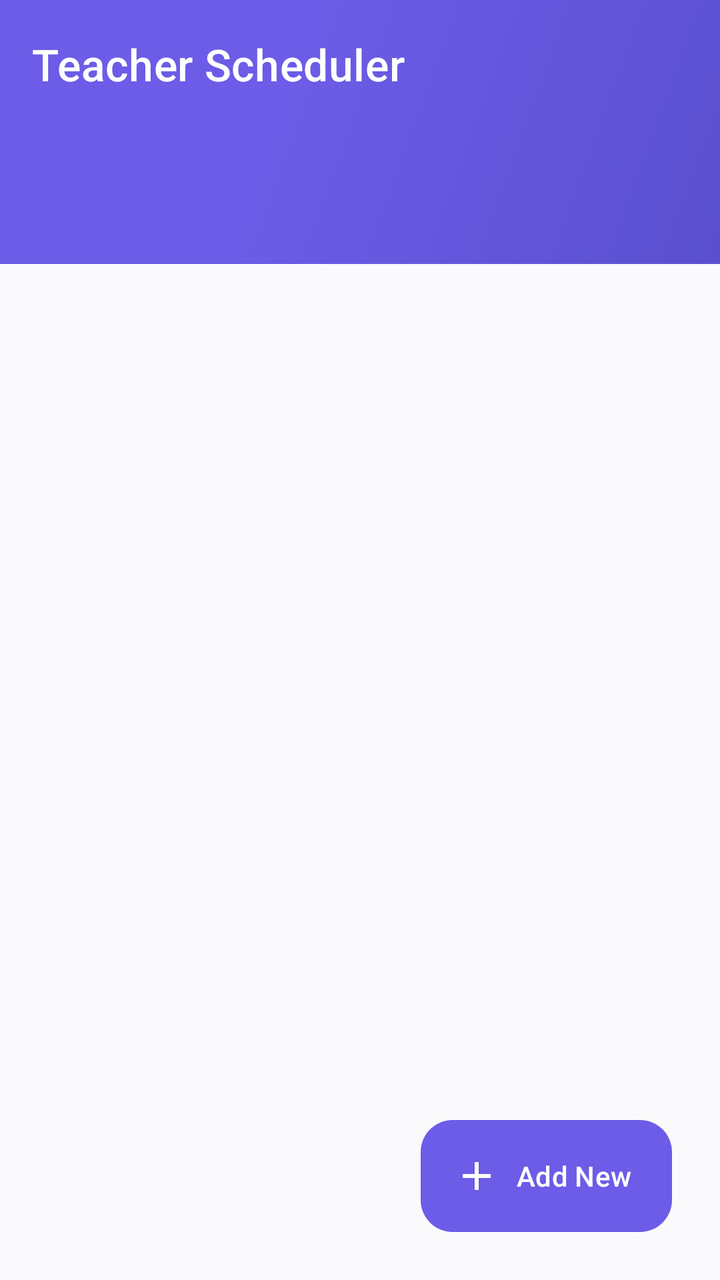
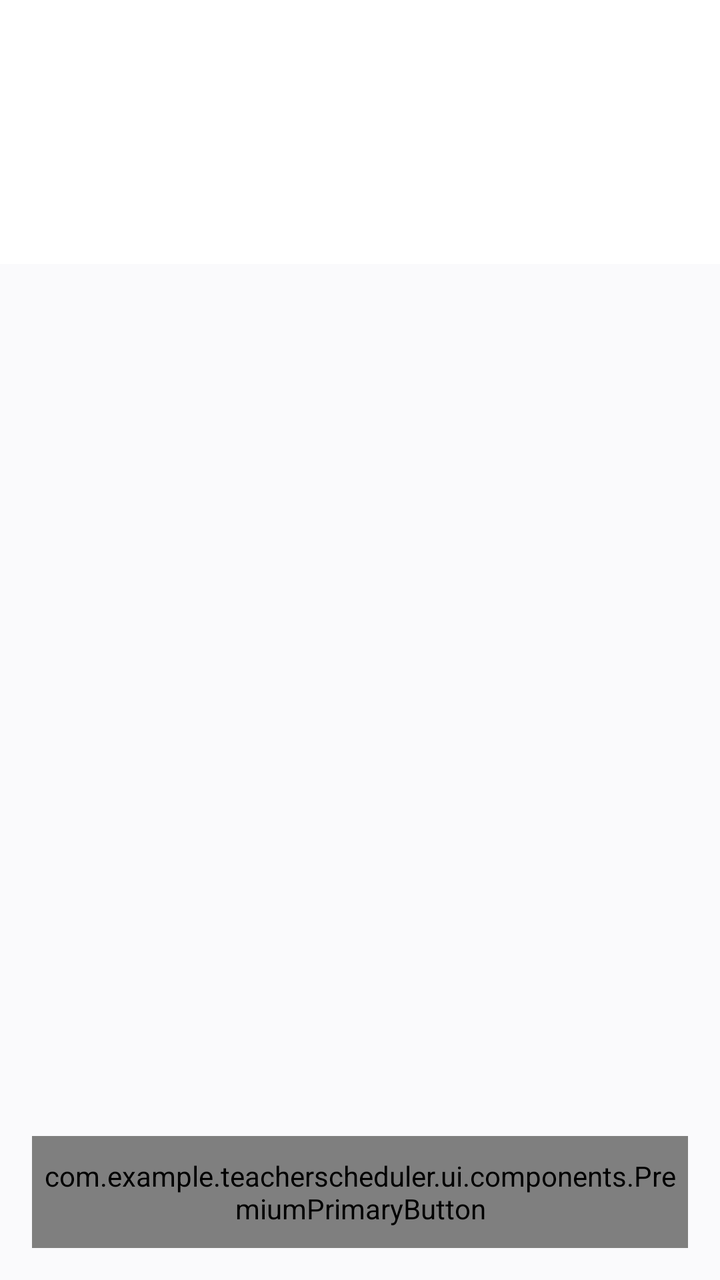

Two renders of the same Android screen: before a commit and after it. Below are the layout's source before the change and the commit's diff.
<!-- AndroidManifest.xml: activity theme AppTheme -->
<!-- res/layout/activity_main.xml -->
<?xml version="1.0" encoding="utf-8"?>
<androidx.coordinatorlayout.widget.CoordinatorLayout xmlns:android="http://schemas.android.com/apk/res/android"
    xmlns:app="http://schemas.android.com/apk/res-auto"
    xmlns:tools="http://schemas.android.com/tools"
    android:layout_width="match_parent"
    android:layout_height="match_parent"
    android:background="@color/background_light"
    tools:context=".MainActivity">

    <com.google.android.material.appbar.AppBarLayout
        android:id="@+id/appBarLayout"
        android:layout_width="match_parent"
        android:layout_height="wrap_content"
        android:background="@drawable/app_bar_gradient"
        android:elevation="4dp"
        android:stateListAnimator="@null"
        android:theme="@style/ThemeOverlay.Material3.Dark.ActionBar">

        <com.google.android.material.card.MaterialCardView
            android:id="@+id/offlineIndicator"
            android:layout_width="match_parent"
            android:layout_height="wrap_content"
            android:visibility="gone"
            app:cardBackgroundColor="#FF9800"
            app:cardElevation="0dp"
            app:cardCornerRadius="0dp">

            <LinearLayout
                android:layout_width="match_parent"
                android:layout_height="wrap_content"
                android:orientation="horizontal"
                android:padding="8dp"
                android:gravity="center">

                <ImageView
                    android:layout_width="16dp"
                    android:layout_height="16dp"
                    android:src="@android:drawable/stat_notify_sync"
                    app:tint="@android:color/white" />

                <TextView
                    android:layout_width="wrap_content"
                    android:layout_height="wrap_content"
                    android:layout_marginStart="8dp"
                    android:text="Offline - Changes will sync when connected"
                    android:textColor="@android:color/white"
                    android:textSize="12sp" />

            </LinearLayout>

        </com.google.android.material.card.MaterialCardView>

        <androidx.appcompat.widget.Toolbar
            android:id="@+id/toolbar"
            android:layout_width="match_parent"
            android:layout_height="?attr/actionBarSize"
            android:background="@android:color/transparent"
            app:layout_scrollFlags="scroll|enterAlways|snap">

            <LinearLayout
                android:layout_width="match_parent"
                android:layout_height="wrap_content"
                android:orientation="horizontal"
                android:gravity="center_vertical">

                <TextView
                    android:layout_width="0dp"
                    android:layout_height="wrap_content"
                    android:layout_weight="1"
                    android:text="Teacher Scheduler"
                    android:textColor="@android:color/white"
                    android:textSize="22sp"
                    android:fontFamily="sans-serif-medium"
                    android:letterSpacing="0.01" />

            </LinearLayout>

        </androidx.appcompat.widget.Toolbar>

        <com.google.android.material.tabs.TabLayout
            android:id="@+id/tabLayout"
            android:layout_width="match_parent"
            android:layout_height="wrap_content"
            android:background="@android:color/transparent"
            android:contentDescription="Navigation tabs"
            android:paddingTop="8dp"
            android:paddingBottom="12dp"
            app:tabGravity="fill"
            app:tabIndicatorColor="@color/white"
            app:tabIndicatorHeight="2dp"
            app:tabIndicatorFullWidth="false"
            app:tabIndicatorAnimationMode="elastic"
            app:tabMode="fixed"
            app:tabSelectedTextColor="@color/white"
            app:tabTextColor="#99FFFFFF"
            app:tabRippleColor="#33FFFFFF"
            app:tabTextAppearance="@style/TabTextStyle"
            app:tabIconTint="@color/tab_icon_color_selector"
            app:tabInlineLabel="true"
            app:tabMinWidth="0dp"
            app:tabPaddingStart="@dimen/tab_padding_horizontal"
            app:tabPaddingEnd="@dimen/tab_padding_horizontal"
            app:tabPaddingTop="10dp"
            app:tabPaddingBottom="10dp" />
    </com.google.android.material.appbar.AppBarLayout>

    <androidx.viewpager2.widget.ViewPager2
        android:id="@+id/viewPager"
        android:layout_width="match_parent"
        android:layout_height="match_parent"
        android:background="@color/background_light"
        app:layout_behavior="@string/appbar_scrolling_view_behavior" />

    
    <com.google.android.material.floatingactionbutton.ExtendedFloatingActionButton
        android:id="@+id/fab"
        android:layout_width="wrap_content"
        android:layout_height="wrap_content"
        android:layout_gravity="bottom|end"
        android:layout_margin="24dp"
        android:contentDescription="@string/add_item"
        android:text="Add New"
        android:textColor="@color/white"
        android:fontFamily="sans-serif-medium"
        app:icon="@drawable/ic_add_24"
        app:iconTint="@android:color/white"
        app:backgroundTint="@color/colorPrimary"
        app:iconPadding="8dp"
        app:cornerRadius="28dp"
        app:elevation="6dp"
        android:stateListAnimator="@animator/fab_state_list_anim"
        app:layout_behavior="com.google.android.material.behavior.HideBottomViewOnScrollBehavior" />

    
    <androidx.cardview.widget.CardView
        android:id="@+id/quickStatsCard"
        android:layout_width="match_parent"
        android:layout_height="wrap_content"
        android:layout_margin="16dp"
        android:visibility="gone"
        app:cardCornerRadius="12dp"
        app:cardElevation="4dp"
        app:layout_behavior="@string/appbar_scrolling_view_behavior">

        <LinearLayout
            android:layout_width="match_parent"
            android:layout_height="wrap_content"
            android:orientation="horizontal"
            android:padding="16dp">

            <LinearLayout
                android:layout_width="0dp"
                android:layout_height="wrap_content"
                android:layout_weight="1"
                android:orientation="vertical"
                android:gravity="center">

                <TextView
                    android:id="@+id/todayClassesCount"
                    android:layout_width="wrap_content"
                    android:layout_height="wrap_content"
                    android:text="0"
                    android:textSize="24sp"
                    android:textStyle="bold"
                    android:textColor="@color/purple_500" />

                <TextView
                    android:layout_width="wrap_content"
                    android:layout_height="wrap_content"
                    android:text="Today's Classes"
                    android:textSize="12sp"
                    android:textColor="@android:color/darker_gray" />

            </LinearLayout>

            <View
                android:layout_width="1dp"
                android:layout_height="match_parent"
                android:background="@android:color/darker_gray"
                android:alpha="0.3" />

            <LinearLayout
                android:layout_width="0dp"
                android:layout_height="wrap_content"
                android:layout_weight="1"
                android:orientation="vertical"
                android:gravity="center">

                <TextView
                    android:id="@+id/upcomingMeetingsCount"
                    android:layout_width="wrap_content"
                    android:layout_height="wrap_content"
                    android:text="0"
                    android:textSize="24sp"
                    android:textStyle="bold"
                    android:textColor="@color/teal_500" />

                <TextView
                    android:layout_width="wrap_content"
                    android:layout_height="wrap_content"
                    android:text="Upcoming Meetings"
                    android:textSize="12sp"
                    android:textColor="@android:color/darker_gray" />

            </LinearLayout>

        </LinearLayout>

    </androidx.cardview.widget.CardView>

</androidx.coordinatorlayout.widget.CoordinatorLayout>
<!-- resources referenced by this layout -->
<resources>
  <color name="background_light">#FAFAFC</color>
  <color name="colorPrimary">@color/primary_purple</color>
  <color name="purple_500">@color/primary_purple</color>
  <color name="teal_500">#FF00BFA5</color>
  <color name="white">#FFFFFFFF</color>
  <dimen name="tab_padding_horizontal">16dp</dimen>
  <!-- drawable app_bar_gradient (drawable) -->
  <?xml version="1.0" encoding="utf-8"?>
  <shape xmlns:android="http://schemas.android.com/apk/res/android">
      <gradient
          android:startColor="@color/colorPrimaryDark"
          android:centerColor="@color/colorPrimary"
          android:endColor="@color/colorPrimary"
          android:angle="135"
          android:centerY="0.6" />
  </shape>
  <!-- drawable ic_add_24 (drawable) -->
  <?xml version="1.0" encoding="utf-8"?>
  <vector xmlns:android="http://schemas.android.com/apk/res/android"
      android:width="24dp"
      android:height="24dp"
      android:viewportWidth="24"
      android:viewportHeight="24"
      android:tint="@android:color/white">
      <path
          android:fillColor="@android:color/white"
          android:pathData="M19,13h-6v6h-2v-6H5v-2h6V5h2v6h6v2z"/>
  </vector>
  <string name="add_item">Add new item</string>
  <style name="TabTextStyle" parent="TextAppearance.Design.Tab">
          <item name="android:textSize">12sp</item>
          <item name="android:textStyle">normal</item>
          <item name="textAllCaps">false</item>
          <item name="android:letterSpacing">0.05</item>
          <item name="android:fontFamily">sans-serif</item>
      </style>
  <color name="primary_purple">#6C5CE7</color>
  <color name="colorPrimaryDark">@color/primary_purple_pressed</color>
  <color name="text_primary">#FFFFFF</color>
  <color name="elevated_card">#1F2030</color>
  <color name="primary_purple_light">#8B7FED</color>
  <color name="text_secondary">#B3B6C9</color>
  <color name="app_background">#0F0F14</color>
  <color name="surface_card">#1A1B23</color>
  <color name="text_muted">#7C809B</color>
  <style name="Widget.App.CardView" parent="Widget.Material3.CardView.Elevated">
          <item name="cardCornerRadius">16dp</item>
          <item name="cardElevation">4dp</item>
          <item name="cardBackgroundColor">@color/surface_card</item>
          <item name="contentPadding">16dp</item>
          <item name="strokeWidth">0dp</item>
      </style>
  <style name="Widget.App.FloatingActionButton" parent="Widget.Material3.FloatingActionButton.Primary">
          <item name="elevation">6dp</item>
          <item name="backgroundTint">@color/primary_purple</item>
          <item name="tint">@color/text_primary</item>
          <item name="android:stateListAnimator">@animator/fab_state_list_anim</item>
      </style>
  <style name="Widget.App.BottomNavigationView" parent="Widget.Material3.BottomNavigationView">
          <item name="elevation">8dp</item>
          <item name="backgroundTint">@color/surface_card</item>
          <item name="itemIconTint">@color/bottom_nav_color_selector</item>
          <item name="itemTextColor">@color/bottom_nav_color_selector</item>
      </style>
  <color name="primary_purple_pressed">#5A4FCF</color>
  <!-- unchanged entries left out for length: 1 -->
</resources>

<!-- the commit's change to res/layout/activity_main.xml (unified diff, before → after) -->
@@ -7,15 +7,17 @@
     android:background="@color/background_light"
     tools:context=".MainActivity">
 
+    
     <com.google.android.material.appbar.AppBarLayout
         android:id="@+id/appBarLayout"
         android:layout_width="match_parent"
         android:layout_height="wrap_content"
-        android:background="@drawable/app_bar_gradient"
-        android:elevation="4dp"
+        android:background="@android:color/white"
+        android:elevation="2dp"
         android:stateListAnimator="@null"
-        android:theme="@style/ThemeOverlay.Material3.Dark.ActionBar">
-
+        android:theme="@style/ThemeOverlay.Material3.Light">
+
+        
         <com.google.android.material.card.MaterialCardView
             android:id="@+id/offlineIndicator"
             android:layout_width="match_parent"
@@ -50,11 +52,12 @@
 
         </com.google.android.material.card.MaterialCardView>
 
+        
         <androidx.appcompat.widget.Toolbar
             android:id="@+id/toolbar"
             android:layout_width="match_parent"
             android:layout_height="?attr/actionBarSize"
-            android:background="@android:color/transparent"
+            android:background="@android:color/white"
             app:layout_scrollFlags="scroll|enterAlways|snap">
 
             <LinearLayout
@@ -68,8 +71,8 @@
                     android:layout_height="wrap_content"
                     android:layout_weight="1"
                     android:text="Teacher Scheduler"
-                    android:textColor="@android:color/white"
-                    android:textSize="22sp"
+                    android:textColor="@color/colorOnSurface"
+                    android:textSize="20sp"
                     android:fontFamily="sans-serif-medium"
                     android:letterSpacing="0.01" />
 
@@ -77,31 +80,30 @@
 
         </androidx.appcompat.widget.Toolbar>
 
+        
         <com.google.android.material.tabs.TabLayout
             android:id="@+id/tabLayout"
             android:layout_width="match_parent"
             android:layout_height="wrap_content"
-            android:background="@android:color/transparent"
+            android:background="@android:color/white"
             android:contentDescription="Navigation tabs"
             android:paddingTop="8dp"
             android:paddingBottom="12dp"
             app:tabGravity="fill"
-            app:tabIndicatorColor="@color/white"
-            app:tabIndicatorHeight="2dp"
-            app:tabIndicatorFullWidth="false"
-            app:tabIndicatorAnimationMode="elastic"
+            app:tabIndicatorColor="@android:color/transparent"
+            app:tabIndicatorHeight="0dp"
             app:tabMode="fixed"
-            app:tabSelectedTextColor="@color/white"
-            app:tabTextColor="#99FFFFFF"
-            app:tabRippleColor="#33FFFFFF"
-            app:tabTextAppearance="@style/TabTextStyle"
-            app:tabIconTint="@color/tab_icon_color_selector"
-            app:tabInlineLabel="true"
+            app:tabSelectedTextColor="@color/colorPrimary"
+            app:tabTextColor="@color/colorOnSurfaceVariant"
+            app:tabRippleColor="@android:color/transparent"
+            app:tabTextAppearance="@style/SoftTabTextStyle"
+            app:tabIconTint="@color/soft_tab_icon_selector"
+            app:tabInlineLabel="false"
             app:tabMinWidth="0dp"
-            app:tabPaddingStart="@dimen/tab_padding_horizontal"
-            app:tabPaddingEnd="@dimen/tab_padding_horizontal"
-            app:tabPaddingTop="10dp"
-            app:tabPaddingBottom="10dp" />
+            app:tabPaddingStart="4dp"
+            app:tabPaddingEnd="4dp"
+            app:tabPaddingTop="8dp"
+            app:tabPaddingBottom="8dp" />
     </com.google.android.material.appbar.AppBarLayout>
 
     <androidx.viewpager2.widget.ViewPager2
@@ -112,24 +114,16 @@
         app:layout_behavior="@string/appbar_scrolling_view_behavior" />
 
     
-    <com.google.android.material.floatingactionbutton.ExtendedFloatingActionButton
-        android:id="@+id/fab"
-        android:layout_width="wrap_content"
-        android:layout_height="wrap_content"
-        android:layout_gravity="bottom|end"
-        android:layout_margin="24dp"
-        android:contentDescription="@string/add_item"
+    <com.example.teacherscheduler.ui.components.PremiumPrimaryButton
+        android:id="@+id/premiumButton"
+        android:layout_width="match_parent"
+        android:layout_height="56dp"
+        android:layout_margin="16dp"
+        android:layout_gravity="bottom"
         android:text="Add New"
-        android:textColor="@color/white"
-        android:fontFamily="sans-serif-medium"
         app:icon="@drawable/ic_add_24"
-        app:iconTint="@android:color/white"
-        app:backgroundTint="@color/colorPrimary"
-        app:iconPadding="8dp"
-        app:cornerRadius="28dp"
-        app:elevation="6dp"
-        android:stateListAnimator="@animator/fab_state_list_anim"
-        app:layout_behavior="com.google.android.material.behavior.HideBottomViewOnScrollBehavior" />
+        app:iconGravity="textStart"
+        app:iconPadding="8dp" />
 
     
     <androidx.cardview.widget.CardView
<!-- resource entries referenced after the edit -->
@@ -1,21 +1,11 @@
 <!-- resources referenced by this layout -->
 <resources>
   <color name="background_light">#FAFAFC</color>
+  <color name="colorOnSurface">@color/text_primary</color>
+  <color name="colorOnSurfaceVariant">@color/text_secondary</color>
   <color name="colorPrimary">@color/primary_purple</color>
   <color name="purple_500">@color/primary_purple</color>
   <color name="teal_500">#FF00BFA5</color>
-  <color name="white">#FFFFFFFF</color>
-  <dimen name="tab_padding_horizontal">16dp</dimen>
-  <!-- drawable app_bar_gradient (drawable) -->
-  <?xml version="1.0" encoding="utf-8"?>
-  <shape xmlns:android="http://schemas.android.com/apk/res/android">
-      <gradient
-          android:startColor="@color/colorPrimaryDark"
-          android:centerColor="@color/colorPrimary"
-          android:endColor="@color/colorPrimary"
-          android:angle="135"
-          android:centerY="0.6" />
-  </shape>
   <!-- drawable ic_add_24 (drawable) -->
   <?xml version="1.0" encoding="utf-8"?>
   <vector xmlns:android="http://schemas.android.com/apk/res/android"
@@ -28,19 +18,17 @@
           android:fillColor="@android:color/white"
           android:pathData="M19,13h-6v6h-2v-6H5v-2h6V5h2v6h6v2z"/>
   </vector>
-  <string name="add_item">Add new item</string>
-  <style name="TabTextStyle" parent="TextAppearance.Design.Tab">
-          <item name="android:textSize">12sp</item>
+  <style name="SoftTabTextStyle" parent="TextAppearance.Design.Tab">
+          <item name="android:textSize">11sp</item>
           <item name="android:textStyle">normal</item>
           <item name="textAllCaps">false</item>
-          <item name="android:letterSpacing">0.05</item>
+          <item name="android:letterSpacing">0.03</item>
           <item name="android:fontFamily">sans-serif</item>
       </style>
-  <color name="primary_purple">#6C5CE7</color>
-  <color name="colorPrimaryDark">@color/primary_purple_pressed</color>
+  <color name="primary_purple">#E8CFC1</color>
   <color name="text_primary">#FFFFFF</color>
   <color name="elevated_card">#1F2030</color>
-  <color name="primary_purple_light">#8B7FED</color>
+  <color name="primary_purple_light">#F0DDD1</color>
   <color name="text_secondary">#B3B6C9</color>
   <color name="app_background">#0F0F14</color>
   <color name="surface_card">#1A1B23</color>
@@ -64,7 +52,6 @@
           <item name="itemIconTint">@color/bottom_nav_color_selector</item>
           <item name="itemTextColor">@color/bottom_nav_color_selector</item>
       </style>
-  <color name="primary_purple_pressed">#5A4FCF</color>
   <!-- unchanged entries left out for length: 1 -->
 </resources>
 
